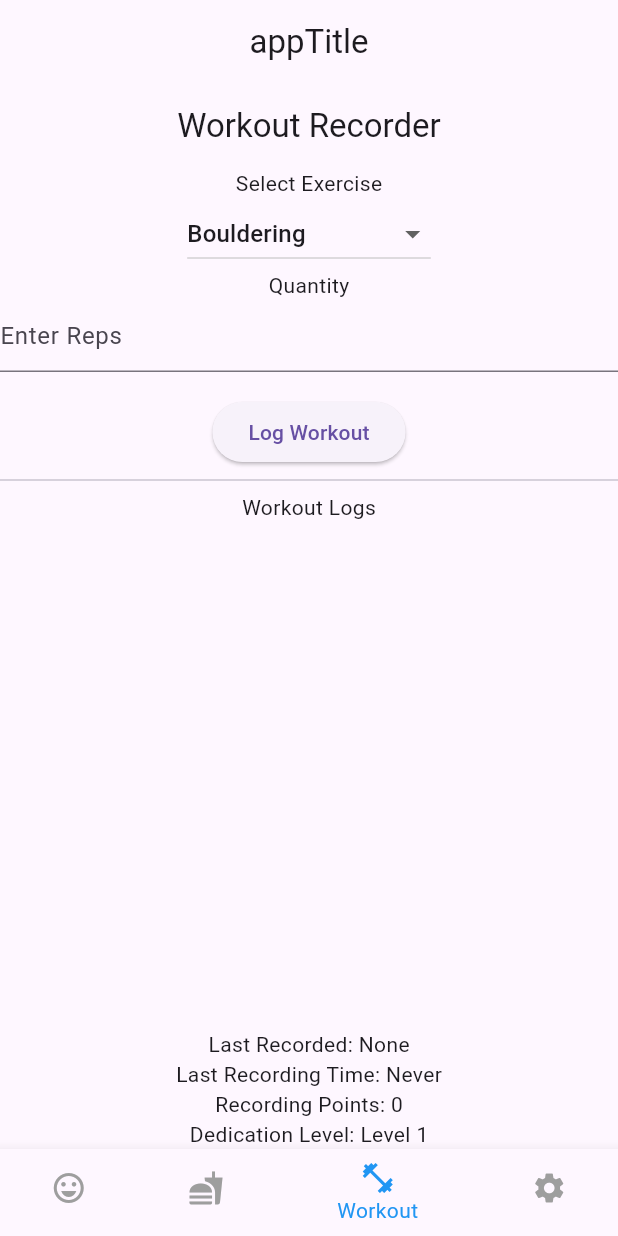
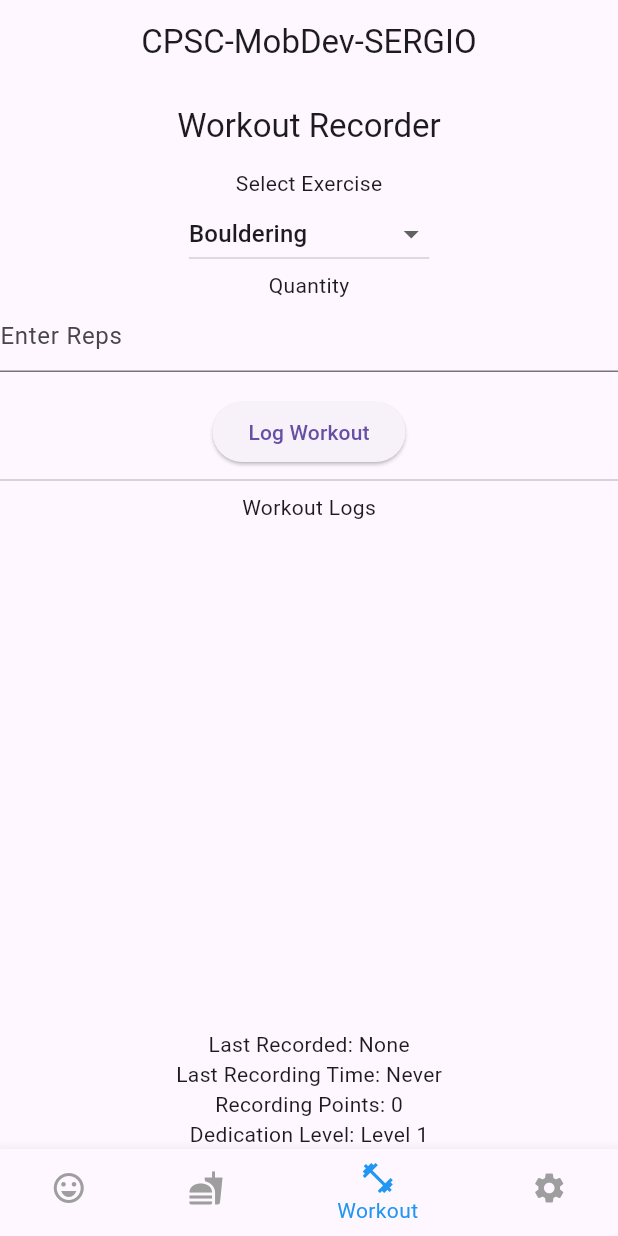
Before and after one commit to Sergio-Alexander/mob_dev, a Flutter app: the screen it shows after launch, item 3 of the bottom bar chosen, after a tap on "Log Workout", on a phone screen of 412 x 824 dp. Run offline on Flutter 3.47's test engine with Material 3 defaults, Android fonts, the phone set to English and light mode, and no system bars; our stand-ins replace floor, go_router, sqflite; accounts and stored records are empty; generated files the repository leaves out were written again.

Commit message:
added theme_widgets

```diff
--- a/lib/app_localization.dart
+++ b/lib/app_localization.dart
@@ -16,15 +16,15 @@ class AppLocalizations {
   }
 
   Future<bool> load() async {
-    print("PLS WORKKKK FUCK");
+    String filePath = 'i18n/${locale.languageCode}.json';
+    print('Loading localization data from: $filePath');
     try {
-      print("are my json files loading???");
-      String jsonString = await rootBundle.loadString('i18n/${locale.languageCode}.json');
+      String jsonString = await rootBundle.loadString(filePath);
       Map<String, dynamic> jsonMap = json.decode(jsonString);
       _localizedStrings = jsonMap.map((key, value) {
         return MapEntry(key, value.toString());
       });
-      print("ITS LOADING maybe??");
+      print('Loaded localization data: $_localizedStrings');
       return true;
     } catch (e, stacktrace) {
       print('Error loading localization files: $e');
@@ -35,7 +35,6 @@ class AppLocalizations {
 
 
   String translate(String key) {
-    print("hiiiii");
     return _localizedStrings[key] ?? key; // Fallback to the key if the translation does not exist
   }
 }
@@ -50,9 +49,10 @@ class AppLocalizationsDelegate extends LocalizationsDelegate<AppLocalizations> {
   }
 
   @override
-  Future<AppLocalizations> load(Locale locale) {
-    print("IS THIS LOADING???");
-    return SynchronousFuture<AppLocalizations>(AppLocalizations(locale));
+  Future<AppLocalizations> load(Locale locale) async{
+    AppLocalizations appLocalizations = AppLocalizations(locale);
+    await appLocalizations.load();
+    return appLocalizations;
   }
 
   @override
--- a/lib/pages/emotion_recorder.dart
+++ b/lib/pages/emotion_recorder.dart
@@ -63,9 +63,8 @@ class _EmotionRecorder extends State<EmotionRecorder> {
         print('Error: $e');
       }
     }
-    Provider.of<RecordingState>(context, listen: false).record('Emotion');
+    Provider.of<RecordingState>(context, listen: false).record(AppLocalizations.of(context).translate('emotion'));
   }
-
 
   Future<void> _deleteEmotion(EmotionRecorderEntity emotion) async {
     if(widget.database != null){
@@ -124,7 +123,7 @@ class _EmotionRecorder extends State<EmotionRecorder> {
                 Flexible(
                   child: ElevatedButton(
                     onPressed: _recordEmotion,
-                    child: const Text('Place Emoji'),
+                    child: Text(AppLocalizations.of(context).translate('placeEmoji')),
                   ),
                 ),
               ],
@@ -134,7 +133,7 @@ class _EmotionRecorder extends State<EmotionRecorder> {
             //   child: const Text('Clear Logs'),
             // ),
             const Divider(),
-            const Text('Logs'),
+            Text(AppLocalizations.of(context).translate('logs')),
             Expanded(
               child: ListView.builder(
                 controller: _scrollController,
@@ -145,9 +144,9 @@ class _EmotionRecorder extends State<EmotionRecorder> {
                       emojiData[index].emoji,
                       style: const TextStyle(fontSize: 24),
                     ),
-                    title: Text(
-                      'Used On: ${emojiData[index].timestamp.toString()}',
-                    ),
+                      title: Text(
+                        '${AppLocalizations.of(context).translate('usedOn')}: ${emojiData[index].timestamp.toString()}',
+                      ),
                     trailing: IconButton(
                       icon: const Icon(Icons.delete),
                       onPressed: () => _deleteEmotion(emojiData[index]),
--- a/lib/pages/settings.dart
+++ b/lib/pages/settings.dart
@@ -1,6 +1,47 @@
 import 'package:flutter/material.dart';
 import 'package:mob_dev/app_localization.dart';
 import 'package:mob_dev/main.dart';
+
+// class SettingsPage extends StatelessWidget {
+//   @override
+//   Widget build(BuildContext context) {
+//     return Scaffold(
+//       appBar: AppBar(
+//         title: Text(AppLocalizations.of(context).translate('settings')),
+//         centerTitle: true,
+//       ),
+//       body: ListView(
+//         children: <Widget>[
+//           ListTile(
+//             title: Text(AppLocalizations.of(context).translate('changeLanguage')),
+//             trailing: DropdownButton<String>(
+//               value: Localizations.localeOf(context).languageCode,
+//               items: <String>['en', 'id'].map<DropdownMenuItem<String>>((String value) {
+//                 return DropdownMenuItem<String>(
+//                   value: value,
+//                   child: Text(value),
+//                 );
+//               }).toList(),
+//               onChanged: (String? newValue) {
+//                 if (newValue != null) {
+//                   Locale newLocale = Locale(newValue, '');
+//                   MyApp.of(context)?.setLocale(newLocale);
+//                 }
+//               },
+//             ),
+//           ),
+//         ],
+//       ),
+//     );
+//   }
+// }
+
+enum ThemeStyle {
+  material,
+  cupertino,
+}
+
+ThemeStyle currentTheme = ThemeStyle.material;
 
 class SettingsPage extends StatelessWidget {
   @override
@@ -8,6 +49,7 @@ class SettingsPage extends StatelessWidget {
     return Scaffold(
       appBar: AppBar(
         title: Text(AppLocalizations.of(context).translate('settings')),
+        centerTitle: true,
       ),
       body: ListView(
         children: <Widget>[
@@ -29,6 +71,15 @@ class SettingsPage extends StatelessWidget {
               },
             ),
           ),
+          ListTile(
+            title: Text(AppLocalizations.of(context).translate('changeTheme')),
+            trailing: currentTheme == ThemeStyle.material
+                ? Text(AppLocalizations.of(context).translate('material'))
+                : Text(AppLocalizations.of(context).translate('cupertino')),
+            onTap: () {
+              MyApp.of(context)?.toggleTheme();
+            },
+          ),
         ],
       ),
     );
--- a/lib/pages/workout_recorder.dart
+++ b/lib/pages/workout_recorder.dart
@@ -4,6 +4,8 @@ import 'package:mob_dev/app_status.dart';
 
 import 'package:mob_dev/floor_model/recorder_database/recorder_database.dart';
 import 'package:mob_dev/floor_model/workout_recorder/workout_recorder_entity.dart';
+
+import 'package:mob_dev/app_localization.dart';
 
 class WorkoutRecorder extends StatefulWidget {
   final RecorderDatabase? database;
@@ -20,15 +22,32 @@ class _WorkoutRecorder extends State<WorkoutRecorder> {
   // final List<Map<String, dynamic>> workoutData = [];
 
 
-  String selectedExercise = 'Bouldering';
-  final List<String> exercises = [
-    'Bouldering', 'Bench Press', 'Squats', '6x400m Run', 'Mountain Climbers',
-    'Leg Press', 'Sit Ups', 'Push Ups', 'Planks',
-  ];
-
+  String selectedExercise = '';
+  // final List<String> exercises = [
+  //   'Bouldering', 'Bench Press', 'Squats', '6x400m Run', 'Mountain Climbers',
+  //   'Leg Press', 'Sit Ups', 'Push Ups', 'Planks',
+  // ];
+  List<String> exercises = [];
   void initState(){
     super.initState();
+    // selectedExercise = AppLocalizations.of(context).translate('bouldering');
     _loadWorkouts();
+  }
+
+  void didChangeDependencies(){
+    super.didChangeDependencies();
+    exercises = [
+      AppLocalizations.of(context).translate('bouldering'),
+      AppLocalizations.of(context).translate('benchPress'),
+      AppLocalizations.of(context).translate('squats'),
+      AppLocalizations.of(context).translate('400mRun'),
+      AppLocalizations.of(context).translate('mountainClimbers'),
+      AppLocalizations.of(context).translate('legPress'),
+      AppLocalizations.of(context).translate('sitUps'),
+      AppLocalizations.of(context).translate('pushUps'),
+      AppLocalizations.of(context).translate('planks'),
+    ];
+    selectedExercise = exercises.contains(selectedExercise) ? selectedExercise : exercises[0];
   }
 
   Future<void> _loadWorkouts() async {
@@ -94,11 +113,11 @@ class _WorkoutRecorder extends State<WorkoutRecorder> {
     return Scaffold(
       appBar: AppBar(
         centerTitle: true,
-        title: const Text('Workout Recorder'),
+        title: Text(AppLocalizations.of(context).translate('workoutRecorder')),
       ),
       body: Column(
         children: [
-          const Text('Select Exercise'),
+          Text(AppLocalizations.of(context).translate('selectExercise')),
           DropdownButton<String>(
             value: selectedExercise,
             onChanged: (String? newValue) {
@@ -111,29 +130,29 @@ class _WorkoutRecorder extends State<WorkoutRecorder> {
             items: exercises.map<DropdownMenuItem<String>>((String value) {
               return DropdownMenuItem<String>(
                 value: value,
-                child: Text(value),
+                child: Text(AppLocalizations.of(context).translate(value.toLowerCase())),
               );
             }).toList(),
           ),
-          const Text('Quantity'),
+          Text(AppLocalizations.of(context).translate('quantity')),
           TextField(
             controller: _quantityController,
             keyboardType: TextInputType.number,
-            decoration: const InputDecoration(
-              hintText: 'Enter Reps',
+            decoration: InputDecoration(
+              hintText: AppLocalizations.of(context).translate('enterReps'),
             ),
           ),
           const SizedBox(height: 16),
           ElevatedButton(
             onPressed: _recordWorkout, // Use _recordWorkout instead of _logWorkout
-            child: const Text('Log Workout'),
+            child: Text(AppLocalizations.of(context).translate('logWorkout')),
           ),
           // ElevatedButton(
           //   onPressed: _clearWorkout,
           //   child: const Text('Clear Logs'),
           // ),
           const Divider(),
-          const Text('Workout Logs'),
+          Text(AppLocalizations.of(context).translate('workoutLogs')),
           Expanded(
             child: ListView.builder(
               controller: _scrollController,
@@ -145,8 +164,8 @@ class _WorkoutRecorder extends State<WorkoutRecorder> {
                   Column(
                     crossAxisAlignment: CrossAxisAlignment.start,
                     children: [
-                      Text('Amount: ${workoutData[index].quantity}'),
-                      Text('Date and Time: ${workoutData[index].timestamp.toString()}'),
+                      Text('${AppLocalizations.of(context).translate('amount')}: ${workoutData[index].quantity}'),
+                      Text('${AppLocalizations.of(context).translate('dateAndTime')}: ${workoutData[index].timestamp.toString()}'),
 
                     ],
                   ),
--- a/lib/router.dart
+++ b/lib/router.dart
@@ -28,10 +28,15 @@ class StatusWidget extends StatelessWidget {
     final recordingState = Provider.of<RecordingState>(context);
     return Column(
       children: [
-        Text('Last Recorded: ${recordingState.lastRecordingType ?? 'None'}'),
-        Text('Last Recording Time: ${recordingState.lastRecordingTime ?? 'Never'}'),
-        Text('Recording Points: ${recordingState.recordingPoints}'),
-        Text('Dedication Level: ${recordingState.calculateDL()}'),
+        // Text('Last Recorded: ${recordingState.lastRecordingType ?? 'None'}'),
+        // Text('Last Recording Time: ${recordingState.lastRecordingTime ?? 'Never'}'),
+        // Text('Recording Points: ${recordingState.recordingPoints}'),
+        // Text('Dedication Level: ${recordingState.calculateDL()}'),
+
+        Text(AppLocalizations.of(context).translate('lastRecorded') + ': ${recordingState.lastRecordingType ?? AppLocalizations.of(context).translate('none')}'),
+        Text(AppLocalizations.of(context).translate('lastRecordingTime') + ': ${recordingState.lastRecordingTime ?? AppLocalizations.of(context).translate('never')}'),
+        Text(AppLocalizations.of(context).translate('recordingPoints') + ': ${recordingState.recordingPoints}'),
+        Text(AppLocalizations.of(context).translate('dedicationLevel') + ': ${recordingState.calculateDL()}'),
       ],
     );
   }
@@ -44,7 +49,6 @@ class _ShellWidgetState extends State<ShellWidget> {
   Widget build(BuildContext context) {
     return Scaffold(
       appBar: AppBar(
-        // title: Text('CPSC-MobDev: Sergio'),
         title: Text(AppLocalizations.of(context).translate('appTitle')),
         centerTitle: true,
       ),
@@ -76,11 +80,11 @@ class _ShellWidgetState extends State<ShellWidget> {
               context.go('/settings');
           }
         },
-        items: const [
-          BottomNavigationBarItem(icon: Icon(Icons.sentiment_very_satisfied), label: 'Emotion'),
-          BottomNavigationBarItem(icon: Icon(Icons.fastfood), label: 'Diet'),
-          BottomNavigationBarItem(icon: Icon(Icons.fitness_center), label: 'Workout'),
-          BottomNavigationBarItem(icon: Icon(Icons.settings), label: 'Settings'),
+        items: [
+          BottomNavigationBarItem(icon: Icon(Icons.sentiment_very_satisfied), label: AppLocalizations.of(context).translate('emotion')),
+          BottomNavigationBarItem(icon: Icon(Icons.fastfood), label: AppLocalizations.of(context).translate('diet')),
+          BottomNavigationBarItem(icon: Icon(Icons.fitness_center), label: AppLocalizations.of(context).translate('workout')),
+          BottomNavigationBarItem(icon: Icon(Icons.settings), label: AppLocalizations.of(context).translate('settings')),
         ],
       ),
     );
```
Also changed, not shown: i18n/en.json (+5 -2 lines), i18n/id.json (+14 -2 lines), lib/main.dart (+11 -0 lines), lib/pages/diet_recorder.dart (+20 -17 lines), lib/theme_widgets.dart (added, +43 -0 lines), pubspec.lock.
